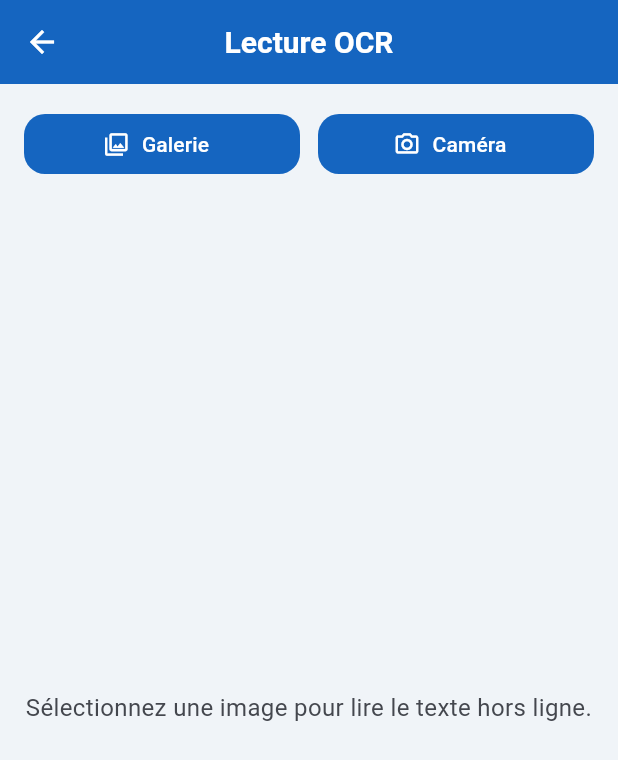
After one commit to alexchep47-gif/calc-for-all, a Flutter app: the OcrScreen screen opened by its route, after a tap on "Galerie", on a phone screen of 412 x 824 dp. The commit adds this screen. Shown: the top 760 px of the screen. Run offline on Flutter 3.47's test engine with Material 3 defaults, Android fonts, the phone set to English and light mode, and no system bars; our stand-ins replace flutter_animate, image_picker, math_expressions, pdf, printing, share_plus and 1 more; missing offline and left inert: google_mlkit_text_recognition; accounts and stored records are empty.

Commit message:
Remove the settings card from the home grid and add an offline OCR feature with route and dependencies.

```diff
--- a/lib/core/routes/app_routes.dart
+++ b/lib/core/routes/app_routes.dart
@@ -18,6 +18,7 @@ import '../../features/sequences/sequences_screen.dart';
 import '../../features/geometry/geometry_screen.dart';
 import '../../features/exercises/exercises_screen.dart';
 import '../../features/library/math_library_screen.dart';
+import '../../features/ocr/ocr_screen.dart';
 
 class AppRoutes {
   static const String onboarding = '/';
@@ -39,6 +40,7 @@ class AppRoutes {
   static const String geometry = '/geometry';
   static const String exercises = '/exercises';
   static const String library = '/library';
+  static const String ocr = '/ocr';
 
   static Map<String, WidgetBuilder> get routes => {
         onboarding: (context) => const OnboardingScreen(),
@@ -60,5 +62,6 @@ class AppRoutes {
         geometry: (context) => const GeometryScreen(),
         exercises: (context) => const ExercisesScreen(),
         library: (context) => const MathLibraryScreen(),
+        ocr: (context) => const OcrScreen(),
       };
 }
--- a/lib/features/home/home_screen.dart
+++ b/lib/features/home/home_screen.dart
@@ -92,6 +92,12 @@ class HomeScreen extends StatelessWidget {
             const Color(0xFFEF6C00),
             AppRoutes.statistics),
         _Module(
+            loc.t('OCR', 'OCR'),
+            loc.t('Lecture hors ligne', 'Offline reading'),
+            Icons.document_scanner_rounded,
+            const Color(0xFF7B1FA2),
+            AppRoutes.ocr),
+        _Module(
             loc.t('Complexes', 'Complex numbers'),
             loc.t('Module, argument, plan', 'Modulus, argument, plane'),
             Icons.blur_on_rounded,
@@ -109,12 +115,6 @@ class HomeScreen extends StatelessWidget {
             Icons.history_rounded,
             const Color(0xFF546E7A),
             AppRoutes.history),
-        _Module(
-            loc.t('Paramètres', 'Settings'),
-            loc.t('Thème, langue, affichage', 'Theme, language, display'),
-            Icons.settings_rounded,
-            const Color(0xFF607D8B),
-            AppRoutes.settings),
       ];
 
   @override
--- /dev/null
+++ b/lib/features/ocr/ocr_screen.dart
@@ -0,0 +1,146 @@
+import 'package:flutter/material.dart';
+import 'package:google_mlkit_text_recognition/google_mlkit_text_recognition.dart';
+import 'package:image_picker/image_picker.dart';
+import 'package:provider/provider.dart';
+
+import '../../core/l10n/locale_provider.dart';
+
+class OcrScreen extends StatefulWidget {
+  const OcrScreen({super.key});
+
+  @override
+  State<OcrScreen> createState() => _OcrScreenState();
+}
+
+class _OcrScreenState extends State<OcrScreen> {
+  final ImagePicker _picker = ImagePicker();
+  final TextRecognizer _textRecognizer = TextRecognizer(
+    script: TextRecognitionScript.latin,
+  );
+
+  bool _isBusy = false;
+  String _text = '';
+  String _error = '';
+
+  Future<void> _scanFrom(ImageSource source) async {
+    try {
+      final XFile? image = await _picker.pickImage(source: source);
+      if (image == null) return;
+
+      setState(() {
+        _isBusy = true;
+        _error = '';
+        _text = '';
+      });
+
+      final inputImage = InputImage.fromFilePath(image.path);
+      final recognizedText = await _textRecognizer.processImage(inputImage);
+
+      if (!mounted) return;
+
+      setState(() {
+        _isBusy = false;
+        _text = recognizedText.text.trim();
+      });
+    } catch (e) {
+      if (!mounted) return;
+      setState(() {
+        _isBusy = false;
+        _error = 'OCR non disponible ou image invalide';
+      });
+    }
+  }
+
+  @override
+  void dispose() {
+    _textRecognizer.close();
+    super.dispose();
+  }
+
+  @override
+  Widget build(BuildContext context) {
+    final locale = context.watch<LocaleProvider>();
+    final isFr = locale.isFrench;
+
+    return Scaffold(
+      appBar: AppBar(
+        title: Text(isFr ? 'Lecture OCR' : 'OCR Reader'),
+      ),
+      body: SafeArea(
+        child: Padding(
+          padding: const EdgeInsets.all(16),
+          child: Column(
+            crossAxisAlignment: CrossAxisAlignment.stretch,
+            children: [
+              Row(
+                children: [
+                  Expanded(
+                    child: FilledButton.icon(
+                      onPressed: _isBusy ? null : () => _scanFrom(ImageSource.gallery),
+                      icon: const Icon(Icons.photo_library_outlined),
+                      label: Text(isFr ? 'Galerie' : 'Gallery'),
+                    ),
+                  ),
+                  const SizedBox(width: 12),
+                  Expanded(
+                    child: FilledButton.icon(
+                      onPressed: _isBusy ? null : () => _scanFrom(ImageSource.camera),
+                      icon: const Icon(Icons.camera_alt_outlined),
+                      label: Text(isFr ? 'Caméra' : 'Camera'),
+                    ),
+                  ),
+                ],
+              ),
+              const SizedBox(height: 16),
+              if (_isBusy)
+                const Center(
+                  child: Padding(
+                    padding: EdgeInsets.symmetric(vertical: 24),
+                    child: CircularProgressIndicator(),
+                  ),
+                )
+              else if (_error.isNotEmpty)
+                Card(
+                  color: Colors.red.shade50,
+                  child: Padding(
+                    padding: const EdgeInsets.all(16),
+                    child: Text(
+                      _error,
+                      style: TextStyle(color: Colors.red.shade800),
+                    ),
+                  ),
+                )
+              else if (_text.isNotEmpty)
+                Expanded(
+                  child: Card(
+                    child: SingleChildScrollView(
+                      padding: const EdgeInsets.all(16),
+                      child: SelectableText(
+                        _text,
+                        style: const TextStyle(fontSize: 16, height: 1.5),
+                      ),
+                    ),
+                  ),
+                )
+              else
+                Expanded(
+                  child: Center(
+                    child: Text(
+                      isFr
+                          ? 'Sélectionnez une image pour lire le texte hors ligne.'
+                          : 'Select an image to read text offline.',
+                      textAlign: TextAlign.center,
+                      style: TextStyle(
+                        fontSize: 16,
+                        color: Theme.of(context).colorScheme.onSurfaceVariant,
+                      ),
+                    ),
+                  ),
+                ),
+            ],
+          ),
+        ),
+      ),
+    );
+  }
+}
--- a/pubspec.yaml
+++ b/pubspec.yaml
@@ -21,6 +21,8 @@ dependencies:
   printing: ^5.13.3
   path_provider: ^2.1.4
   share_plus: ^10.0.2
+  image_picker: ^1.1.2
+  google_mlkit_text_recognition: ^0.13.0
 
 dev_dependencies:
   flutter_test:
```
